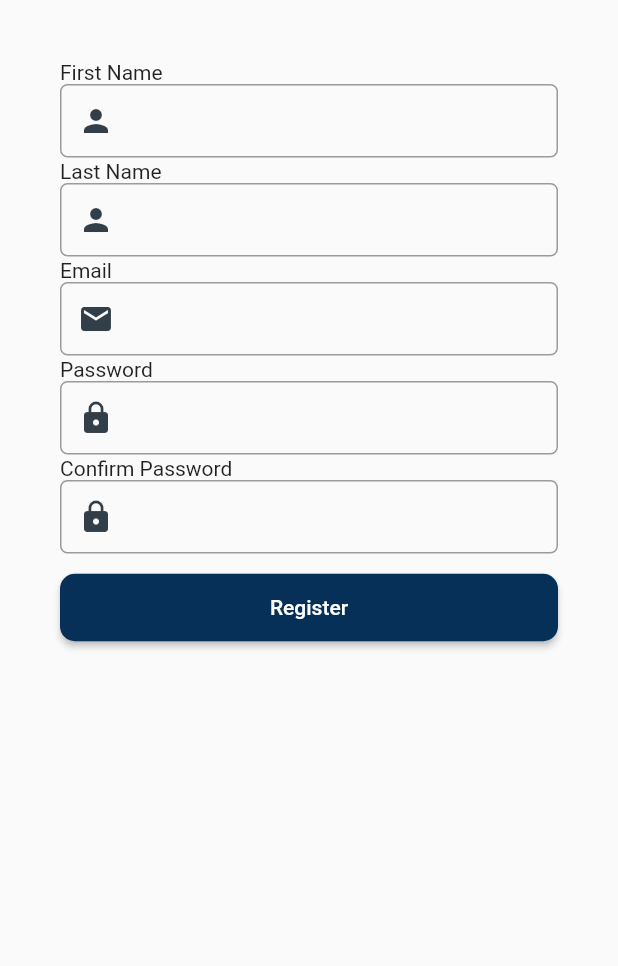
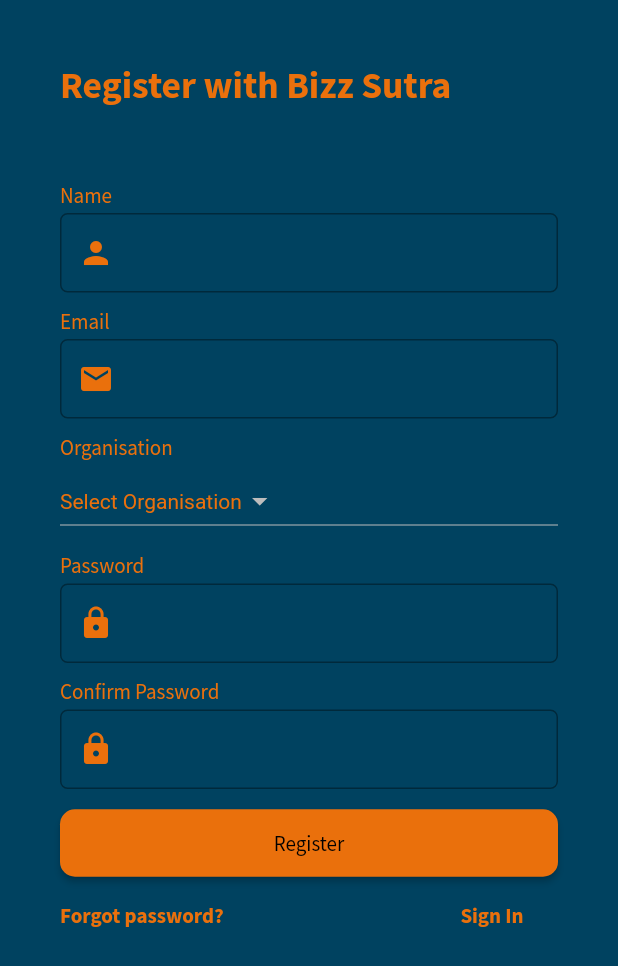
Before and after one commit to coderbhaai/sop_app, a Flutter app: the Register screen opened directly, on a phone screen of 412 x 824 dp. Shown: the top 966 px of the screen. Run offline on Flutter 3.47's test engine with Material 2 defaults, Android fonts, the phone set to English and light mode, and no system bars; our stand-ins replace carousel_slider, flushbar, flutter_html, shared_preferences; accounts and stored records are empty; network calls fail.

Commit message:
21 Dec 2020

```diff
--- a/lib/auth/providers/auth.dart
+++ b/lib/auth/providers/auth.dart
@@ -46,16 +46,11 @@ class AuthProvider with ChangeNotifier {
 
     if (response.statusCode == 201) {
       final Map<String, dynamic> responseData = json.decode(response.body);
-
       var userData = responseData['data'];
-
       UserModel authUser = UserModel.fromJson(userData);
-
       UserPreferences().saveUser(authUser);
-
       _loggedInStatus = Status.LoggedIn;
       notifyListeners();
-
       result = {'status': true, 'message': 'Successful', 'user': authUser};
     } else {
       _loggedInStatus = Status.NotLoggedIn;
@@ -68,25 +63,22 @@ class AuthProvider with ChangeNotifier {
     return result;
   }
 
-  Future<Map<String, dynamic>> register(String first_name, String last_name,
-      String email, String password, String password_confirmation) async {
+  Future<Map<String, dynamic>> register( String name, String email, String password, String password_confirmation, String selectedOrg ) async {
     final Map<String, dynamic> registrationData = {
-      // 'user': {
-      'first_name': first_name,
-      'last_name': last_name,
+      'name': name,
+      'org': selectedOrg,
       'email': email,
+      'role': 'User',
+      'status': 0,
       'password': password,
-      'password_confirmation': password_confirmation
-      // }
+      'password_confirmation': password_confirmation,
     };
     print('sending registration data====');
     print(registrationData);
     print('done sending registration data====');
-    return await post(AppUrl.register,
-            body: json.encode(registrationData),
-            headers: {'Content-Type': 'application/json'})
-        .then(onValue)
-        .catchError(onError);
+    return await post(AppUrl.register, body: json.encode(registrationData), headers: {'Content-Type': 'application/json'})
+      .then( onValue )
+      .catchError(onError);
   }
 
   static Future<FutureOr> onValue(Response response) async {
@@ -114,7 +106,6 @@ class AuthProvider with ChangeNotifier {
         'data': responseData
       };
     }
-
     return result;
   }
 
--- a/lib/auth/register.dart
+++ b/lib/auth/register.dart
@@ -1,11 +1,15 @@
+import 'package:flutter/material.dart';
 import 'package:flushbar/flushbar.dart';
-import 'package:flutter/material.dart';
 import '../models/UserModel.dart';
 import 'providers/auth.dart';
 import 'providers/user_provider.dart';
 import 'util/validators.dart';
 import 'util/widgets.dart';
 import 'package:provider/provider.dart';
+import 'dart:async';
+import 'package:http/http.dart' as http;
+import 'dart:convert';
+import '../auth/util/app_url.dart';
 
 class Register extends StatefulWidget {
   @override
@@ -13,26 +17,58 @@ class Register extends StatefulWidget {
 }
 
 class _RegisterState extends State<Register> {
+  // Future<OrgList> futureloinlevel;
   final formKey = new GlobalKey<FormState>();
+  String name, org, email, password, password_confirmation;
+  String selectedOrg;
+  List data = List();
 
-  String first_name, last_name, email, password, password_confirmation;
+  Future getOrgList() async {
+    var response = await http.get(AppUrl.getDept, headers: {'Accept': 'application/json'});
+    var responseData = json.decode(response.body);
+    setState(() {
+      data = responseData['data'];
+    });
+    print(responseData['data']);
+    print('ding');
+    print(data);
+    return "success";
+  }
 
+  @override
+  void initState(){
+    super.initState();
+    getOrgList();
+  }
   @override
   Widget build(BuildContext context) {
     AuthProvider auth = Provider.of<AuthProvider>(context);
 
-    final firstnameField = TextFormField(
+    final nameField = TextFormField(
       autofocus: false,
       validator: (value) => value.isEmpty ? "Please enter first name" : null,
-      onSaved: (value) => first_name = value,
-      decoration: buildInputDecoration("First name", Icons.person),
+      onSaved: (value) => name = value,
+      decoration: buildInputDecoration("Name", Icons.person),
+      style: TextStyle(fontSize: 18, color: Colors.white),
     );
 
-    final lastnameField = TextFormField(
+    final orgField = Container(
+    width: 500.0,
+    // child: DropdownButtonHideUnderline(
+      child: DropdownButton(
       autofocus: false,
-      validator: (value) => value.isEmpty ? "Please enter last name" : null,
-      onSaved: (value) => last_name = value,
-      decoration: buildInputDecoration("Last name", Icons.person),
+      value: selectedOrg,
+      style: TextStyle(color: Color.fromRGBO(0,66,96, 1) ),
+      hint: Text('Select Organisation', style: TextStyle( color: Color.fromRGBO(234,112,12, 1) ) ),
+      items: data.map((i){
+        return DropdownMenuItem(
+          child: Text(i['org'], style: TextStyle( color: Color.fromRGBO(234,112,12, 1) )),
+          value: i['id'].toString(),
+        );
+      },).toList(),
+      onChanged: (value) { setState(() { selectedOrg = value; }); },
+    )
+    // )
     );
 
     final emailField = TextFormField(
@@ -40,6 +76,7 @@ class _RegisterState extends State<Register> {
       validator: validateEmail,
       onSaved: (value) => email = value,
       decoration: buildInputDecoration("Email", Icons.email),
+      style: TextStyle(fontSize: 18, color: Colors.white),
     );
 
     final passwordField = TextFormField(
@@ -48,6 +85,7 @@ class _RegisterState extends State<Register> {
       validator: (value) => value.isEmpty ? "Please enter password" : null,
       onSaved: (value) => password = value,
       decoration: buildInputDecoration("Password", Icons.lock),
+      style: TextStyle(fontSize: 18, color: Colors.white),
     );
 
     final confirmPassword = TextFormField(
@@ -56,6 +94,7 @@ class _RegisterState extends State<Register> {
       onSaved: (value) => password_confirmation = value,
       obscureText: true,
       decoration: buildInputDecoration("Confirm password", Icons.lock),
+      style: TextStyle(fontSize: 18, color: Colors.white),
     );
 
     var loading = Row(
@@ -66,15 +105,35 @@ class _RegisterState extends State<Register> {
       ],
     );
 
+    final forgotLabel = Row(
+      mainAxisAlignment: MainAxisAlignment.spaceBetween,
+      children: <Widget>[
+        FlatButton(
+          padding: EdgeInsets.all(0.0),
+          child: Text("Forgot password?",
+              style: TextStyle(fontWeight: FontWeight.bold, color: Color.fromRGBO(234,112,12, 1) )),
+          onPressed: () {
+//            Navigator.pushReplacementNamed(context, '/reset-password');
+          },
+        ),
+        FlatButton(
+          padding: EdgeInsets.only(left: 0.0),
+          child: Text("Sign In", style: TextStyle(fontWeight: FontWeight.bold, color: Color.fromRGBO(234,112,12, 1))),
+          // onPressed: () { Navigator.pushReplacementNamed(context, '/login'); },
+          onPressed: () { Navigator.pushReplacementNamed(context, '/awaitingApproval'); },
+        ),
+      ],
+    );
+
     var doRegister = () {
       final form = formKey.currentState;
       if (form.validate()) {
         form.save();
-        auth.register(first_name, last_name, email, password, password_confirmation).then((response) {
+        auth.register(name, email, password, password_confirmation, selectedOrg ).then((response) {
           if (response['status']) {
             UserModel user = response['data'];
             Provider.of<UserProvider>(context, listen: false).setUser(user);
-            Navigator.pushReplacementNamed(context, '/dashboard');
+            Navigator.pushReplacementNamed(context, '/awaitingApproval');
           } else {
             Flushbar(
               title: "Registration failed",
@@ -90,37 +149,32 @@ class _RegisterState extends State<Register> {
           duration: Duration(seconds: 20),
         ).show(context);
       }
-
     };
 
     return SafeArea(
       child: Scaffold(
         body: Container(
+          decoration: new BoxDecoration ( color: Color.fromRGBO(0,66,96, 1), ),
+          constraints: BoxConstraints.expand(),
           padding: EdgeInsets.all(40.0),
           child: Form(
             key: formKey,
+            child: SingleChildScrollView(
             child: Column(
+              mainAxisAlignment: MainAxisAlignment.center,
               crossAxisAlignment: CrossAxisAlignment.start,
               children: [
-                label("First Name"),
-                firstnameField,
-                SizedBox(height: 1.0),
-                label("Last Name"),
-                lastnameField,
-                SizedBox(height: 1.0),
-                label("Email"),
-                emailField,
-                SizedBox(height: 1.0),
-                label("Password"),
-                passwordField,
-                SizedBox(height: 1.0),
-                label("Confirm Password"),
-                confirmPassword,
+                Text( 'Register with Bizz Sutra', textAlign: TextAlign.center, style: TextStyle( color: Color.fromRGBO(234,112,12, 1), fontWeight: FontWeight.bold, fontSize: 25.0 ) ),
+                SizedBox(height: 50.0), label("Name"), SizedBox(height: 3.0), nameField,
+                SizedBox(height: 10.0), label("Email"), SizedBox(height: 3.0), emailField,
+                SizedBox(height: 10.0), label("Organisation"), SizedBox(height: 3.0), orgField,
+                SizedBox(height: 10.0), label("Password"), SizedBox(height: 3.0), passwordField,
+                SizedBox(height: 10.0), label("Confirm Password"), SizedBox(height: 3.0), confirmPassword,
                 SizedBox(height: 12.0),
-                auth.loggedInStatus == Status.Authenticating
-                    ? loading
-                    : longButtons("Register", doRegister),
+                auth.loggedInStatus == Status.Authenticating ? loading : longButtons("Register", doRegister),
+                forgotLabel
               ],
+            ),
             ),
           ),
         ),
--- a/lib/auth/util/app_url.dart
+++ b/lib/auth/util/app_url.dart
@@ -5,6 +5,8 @@ class AppUrl {
   static const String baseURL = localBaseURL;
   static const String login = baseURL + "/login";
   static const String logout = baseURL + "/logout";
-  static const String register = baseURL + "/registration";
-  static const String forgotPassword = baseURL + "/forgot-password";
+    static const String register = baseURL + "/registration";
+  // static const String register = baseURL + "/register";
+  static const String forgotPassword = baseURL + "/forgotPassword";
+  static const String getDept = baseURL + "/orgList";
 }
--- a/lib/auth/util/widgets.dart
+++ b/lib/auth/util/widgets.dart
@@ -1,7 +1,7 @@
 import 'package:flutter/material.dart';
 
 MaterialButton longButtons(String title, Function fun,
-    {Color color: const Color(0xfff063057), Color textColor: Colors.white}) {
+    {Color color: const Color.fromRGBO(234,112,12, 1.0), Color textColor: Colors.black}) {
   return MaterialButton(
     onPressed: fun,
     textColor: textColor,
@@ -14,17 +14,17 @@ MaterialButton longButtons(String title, Function fun,
       ),
     ),
     height: 45,
-    minWidth: 600,
+    minWidth: 300,
     shape: RoundedRectangleBorder(
         borderRadius: BorderRadius.all(Radius.circular(10))),
   );
 }
 
-label(String title) => Text(title);
+label(String title) => Text(title, style: TextStyle( color: Color.fromRGBO(234,112,12, 1)) );
 
 InputDecoration buildInputDecoration(String hintText, IconData icon) {
   return InputDecoration(
-    prefixIcon: Icon(icon, color: Color.fromRGBO(50, 62, 72, 1.0)),
+    prefixIcon: Icon(icon, color: Color.fromRGBO(234,112,12, 1.0)),
     // hintText: hintText,
     contentPadding: EdgeInsets.fromLTRB(20.0, 15.0, 20.0, 15.0),
     border: OutlineInputBorder(borderRadius: BorderRadius.circular(5.0)),
--- /dev/null
+++ b/lib/models/OrgList.dart
@@ -0,0 +1,45 @@
+// To parse this JSON data, do
+//
+//     final orgList = orgListFromJson(jsonString);
+
+import 'dart:convert';
+
+OrgList orgListFromJson(String str) => OrgList.fromJson(json.decode(str));
+
+String orgListToJson(OrgList data) => json.encode(data.toJson());
+
+class OrgList {
+    OrgList({
+        this.data,
+    });
+
+    List<Datum> data;
+
+    factory OrgList.fromJson(Map<String, dynamic> json) => OrgList(
+        data: List<Datum>.from(json["data"].map((x) => Datum.fromJson(x))),
+    );
+
+    Map<String, dynamic> toJson() => {
+        "data": List<dynamic>.from(data.map((x) => x.toJson())),
+    };
+}
+
+class Datum {
+    Datum({
+        this.org,
+        this.id,
+    });
+
+    String org;
+    int id;
+
+    factory Datum.fromJson(Map<String, dynamic> json) => Datum(
+        org: json["org"],
+        id: json["id"],
+    );
+
+    Map<String, dynamic> toJson() => {
+        "org": org,
+        "id": id,
+    };
+}
--- a/lib/models/UserModel.dart
+++ b/lib/models/UserModel.dart
@@ -1,32 +1,17 @@
 class UserModel {
   String id;
-  String fname;
-  String lname;
+  String name;
   String email;
-  String avatar;
+  String role;
   String token;
 
-  UserModel({this.id, this.fname, this.lname, this.email, this.avatar, this.token});
+  UserModel({this.id, this.name, this.email, this.role, this.token});
 
   UserModel.fromJson(Map<String, dynamic> jsonObject) {
-    this.id = jsonObject['author_id'].toString();
-    this.fname = jsonObject['first_name'];
-    this.lname = jsonObject['last_name'];
-    this.email = jsonObject['author_email'];
-    this.avatar = jsonObject['avatar'];
+    this.id = jsonObject['id'].toString();
+    this.name = jsonObject['name'];
+    this.email = jsonObject['email'];
+    this.role = jsonObject['role'];
     this.token = jsonObject['token'];
   }
 }
-
-
-// factory User.fromJson(Map<String, dynamic> responseData) {
-// return User(
-// userId: responseData['id'],
-// name: responseData['name'],
-// email: responseData['email'],
-// phone: responseData['phone'],
-// type: responseData['type'],
-// token: responseData['access_token'],
-// renewalToken: responseData['renewal_token']
-// );
-// }
```
Also changed, not shown: lib/auth/login.dart (+8 -13 lines), lib/auth/util/shared_preference.dart (+11 -15 lines), lib/main.dart (+72 -17 lines), lib/models/drawer.dart (deleted, +0 -16 lines), lib/pages/awaitingApproval.dart (added, +29 -0 lines), lib/pages/brand.dart (added, +35 -0 lines), pubspec.yaml (+10 -14 lines), assets/fonts/SourceSansPro-Black.ttf (added), assets/fonts/SourceSansPro-Bold.ttf (added), assets/fonts/SourceSansPro-Italic.ttf (added), assets/fonts/SourceSansPro-Regular.ttf (added), assets/fonts/SourceSansPro-SemiBold.ttf (added), pubspec.lock.
